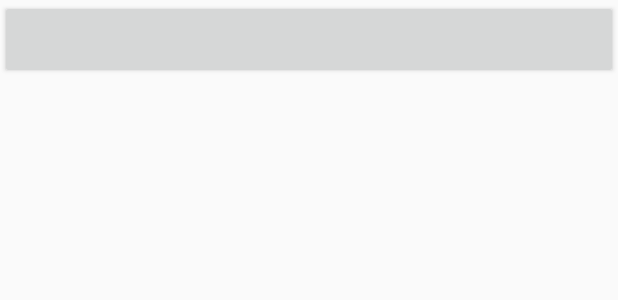
After one commit to tommywalsh/csotp, an Android app: the layout album_item.xml on its own in the app's theme, with its tools: preview values and no code run, on a phone screen of 412 x 824 dp. The commit adds this screen. Shown: the top 300 px of the screen. Run offline under Robolectric (Android 15) with nearby library versions, the phone set to English and light mode, and no system bars.

Commit message:
Add an album picker

```diff
--- a/app/build.gradle
+++ b/app/build.gradle
@@ -24,12 +24,13 @@ android {
         sourceCompatibility = 1.8
         targetCompatibility = 1.8
     }
-
 }
 
 dependencies {
     def room_version = "2.2.4"
     implementation "androidx.room:room-runtime:$room_version"
+    implementation 'com.google.android.material:material:1.0.0'
+    implementation 'androidx.recyclerview:recyclerview:1.0.0'
     annotationProcessor "androidx.room:room-compiler:$room_version"
 
     implementation fileTree(dir: 'libs', include: ['*.jar'])
--- a/app/src/main/java/su/thepeople/carstereo/SongProvider.java
+++ b/app/src/main/java/su/thepeople/carstereo/SongProvider.java
@@ -62,6 +62,11 @@ public abstract class SongProvider {
         // This will be set only for the first batch.
         private Optional<Long> previousSongId;
 
+        AlbumProvider(Database database, long albumId) {
+            super(database);
+            this.albumId = albumId;
+            this.previousSongId = Optional.empty();  // empty here means start from the first song.
+        }
         AlbumProvider(Database database, long albumId, long previousSongId) {
             super(database);
             this.albumId = albumId;
--- a/app/src/main/java/su/thepeople/carstereo/data/Album.java
+++ b/app/src/main/java/su/thepeople/carstereo/data/Album.java
@@ -4,11 +4,13 @@ import androidx.annotation.NonNull;
 import androidx.room.Entity;
 import androidx.room.PrimaryKey;
 
+import java.io.Serializable;
+
 /**
  * A simple POJO representing an Album
  */
 @Entity
-public class Album {
+public class Album implements Serializable {
 
     @PrimaryKey(autoGenerate = true)
     public int uid;
--- a/app/src/main/java/su/thepeople/carstereo/data/AlbumDAO.java
+++ b/app/src/main/java/su/thepeople/carstereo/data/AlbumDAO.java
@@ -5,11 +5,16 @@ import androidx.room.Insert;
 import androidx.room.OnConflictStrategy;
 import androidx.room.Query;
 
+import java.util.List;
+
 /**
  * CRUD methods for albums in the database.
  */
 @Dao
 public interface AlbumDAO {
+
+    @Query("SELECT * FROM Album WHERE bandId = :bandId ORDER BY name")
+    List<Album> getAllForBand(long bandId);
 
     @Query("SELECT * FROM Album WHERE uid = :albumId")
     Album lookup(long albumId);
--- /dev/null
+++ b/app/src/main/res/layout/album_item.xml
@@ -0,0 +1,8 @@
+<?xml version="1.0" encoding="utf-8"?>
+<Button xmlns:android="http://schemas.android.com/apk/res/android"
+    android:layout_width="match_parent"
+    android:layout_height="wrap_content"
+    android:gravity="center_horizontal|center_vertical"
+    android:textAllCaps="false"
+    android:textSize="24sp"
+    android:textStyle="bold" />
--- a/app/src/main/res/values/strings.xml
+++ b/app/src/main/res/values/strings.xml
@@ -1,3 +1,4 @@
 <resources>
     <string name="app_name">Car Stereo of The People</string>
+    <string name="title_activity_album_chooser">Choose an Album</string>
 </resources>
--- a/app/src/main/res/values/styles.xml
+++ b/app/src/main/res/values/styles.xml
@@ -1,23 +1,10 @@
 <resources>
-
-    <!-- Base application theme. -->
-    <style name="AppTheme" parent="Theme.AppCompat.Light.DarkActionBar">
-        <!-- Customize your theme here. -->
+    <style name="AppTheme" parent="Theme.AppCompat.Light.NoActionBar">
         <item name="colorPrimary">@color/colorPrimary</item>
         <item name="colorPrimaryDark">@color/colorPrimaryDark</item>
         <item name="colorAccent">@color/colorAccent</item>
-    </style>
-
-    <style name="FullscreenTheme" parent="AppTheme">
-        <item name="android:actionBarStyle">@style/FullscreenActionBarStyle</item>
-        <item name="android:windowActionBarOverlay">true</item>
-        <item name="android:windowBackground">@null</item>
-        <item name="metaButtonBarStyle">?android:attr/buttonBarStyle</item>
-        <item name="metaButtonBarButtonStyle">?android:attr/buttonBarButtonStyle</item>
-    </style>
-
-    <style name="FullscreenActionBarStyle" parent="Widget.AppCompat.ActionBar">
-        <item name="android:background">@color/black_overlay</item>
+        <item name="windowActionBar">false</item>
+        <item name="windowNoTitle">true</item>
     </style>
 
 </resources>
```
Also changed, not shown: app/src/main/AndroidManifest.xml (+4 -3 lines), app/src/main/java/su/thepeople/carstereo/AlbumChooser.java (added, +88 -0 lines), app/src/main/java/su/thepeople/carstereo/MainActivity.java (+44 -10 lines), app/src/main/java/su/thepeople/carstereo/MusicController.java (+29 -0 lines), app/src/main/java/su/thepeople/carstereo/Utils.java (added, +16 -0 lines), app/src/main/res/layout/activity_album_chooser.xml (added, +14 -0 lines).
